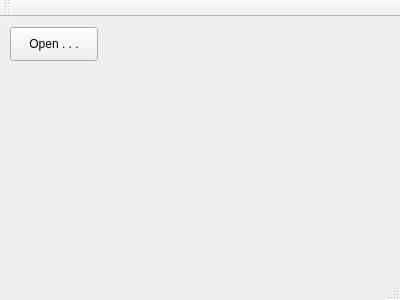
Qt form mainwindow.ui (lxman/MidiReader) before a commit.
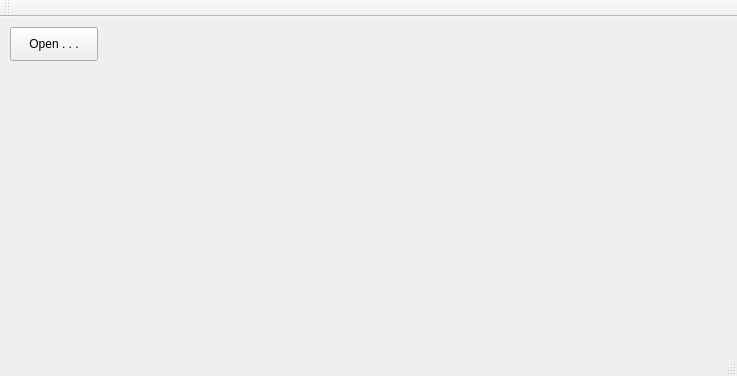
The same form after that commit.

What changed in the file:
```diff
--- a/mainwindow.ui
+++ b/mainwindow.ui
@@ -6,8 +6,8 @@
    <rect>
     <x>0</x>
     <y>0</y>
-    <width>400</width>
-    <height>300</height>
+    <width>737</width>
+    <height>376</height>
    </rect>
   </property>
   <property name="windowTitle">
```
Left out of the diff: 4 changed lines with no effect on the pictures.
